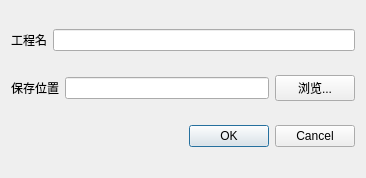
Above: ui/NewProject.ui from huxleylee329-dancer/InSAR_UI before the change. Below: the same form after it.
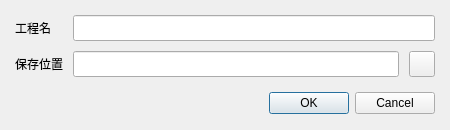
That is the form after the change. Icons and pictures are not drawn.

Patch:
```diff
--- a/ui/NewProject.ui
+++ b/ui/NewProject.ui
@@ -1,13 +1,13 @@
 <?xml version="1.0" encoding="UTF-8"?>
 <ui version="4.0">
  <class>NewProject</class>
- <widget class="QWidget" name="NewProject">
+ <widget class="QDialog" name="NewProject">
   <property name="geometry">
    <rect>
     <x>0</x>
     <y>0</y>
-    <width>366</width>
-    <height>178</height>
+    <width>450</width>
+    <height>130</height>
    </rect>
   </property>
   <property name="windowTitle">
@@ -18,36 +18,83 @@
     <normaloff>:/SatExplorer/icon/InSARapp.ico</normaloff>:/SatExplorer/icon/InSARapp.ico</iconset>
   </property>
   <layout class="QVBoxLayout" name="verticalLayout">
+   <property name="spacing">
+    <number>15</number>
+   </property>
+   <property name="leftMargin">
+    <number>15</number>
+   </property>
+   <property name="topMargin">
+    <number>15</number>
+   </property>
+   <property name="rightMargin">
+    <number>15</number>
+   </property>
+   <property name="bottomMargin">
+    <number>15</number>
+   </property>
    <item>
-    <layout class="QHBoxLayout" name="horizontalLayout_4">
-     <item>
+    <layout class="QGridLayout" name="gridLayout">
+     <property name="horizontalSpacing">
+      <number>10</number>
+     </property>
+     <property name="verticalSpacing">
+      <number>10</number>
+     </property>
+     <item row="0" column="0">
       <widget class="QLabel" name="label_3">
        <property name="text">
         <string>工程名</string>
        </property>
       </widget>
      </item>
-     <item>
-      <widget class="QLineEdit" name="NamelineEdit"/>
+     <item row="0" column="1" colspan="2">
+      <widget class="QLineEdit" name="NamelineEdit">
+       <property name="styleSheet">
+        <string notr="true">min-height: 20px; padding: 2px 6px;</string>
+       </property>
+      </widget>
      </item>
-    </layout>
-   </item>
-   <item>
-    <layout class="QHBoxLayout" name="horizontalLayout_3">
-     <item>
+     <item row="1" column="0">
       <widget class="QLabel" name="label_4">
        <property name="text">
         <string>保存位置</string>
        </property>
       </widget>
      </item>
-     <item>
-      <widget class="QLineEdit" name="savelineEdit"/>
+     <item row="1" column="1">
+      <widget class="QLineEdit" name="savelineEdit">
+       <property name="styleSheet">
+        <string notr="true">min-height: 20px; padding: 2px 6px;</string>
+       </property>
+      </widget>
      </item>
-     <item>
+     <item row="1" column="2">
       <widget class="QPushButton" name="savepushButton">
-       <property name="text">
-        <string>浏览...</string>
+       <property name="minimumSize">
+        <size>
+         <width>26</width>
+         <height>26</height>
+        </size>
+       </property>
+       <property name="maximumSize">
+        <size>
+         <width>26</width>
+         <height>26</height>
+        </size>
+       </property>
+       <property name="styleSheet">
+        <string notr="true">min-width: 0px; min-height: 0px; padding: 0px;</string>
+       </property>
+       <property name="icon">
+        <iconset resource="../resources/SatExplorer.qrc">
+         <normaloff>:/SatExplorer/svg/folder_open.svg</normaloff>:/SatExplorer/svg/folder_open.svg</iconset>
+       </property>
+       <property name="iconSize">
+        <size>
+         <width>14</width>
+         <height>14</height>
+        </size>
        </property>
       </widget>
      </item>
```
